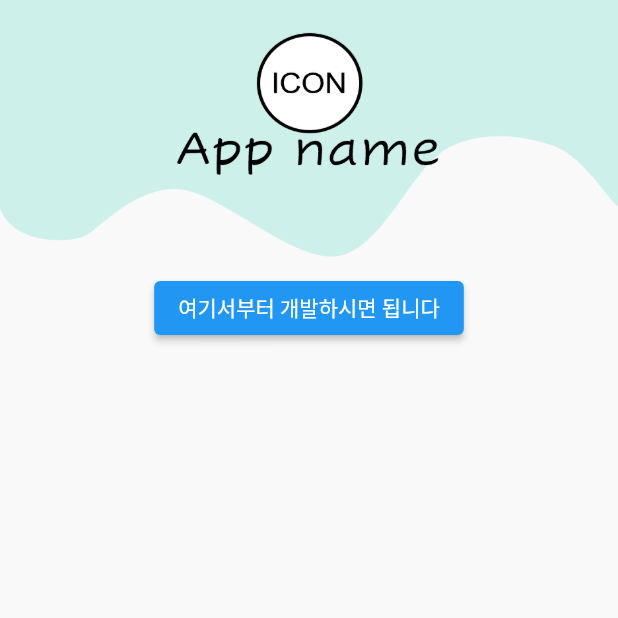
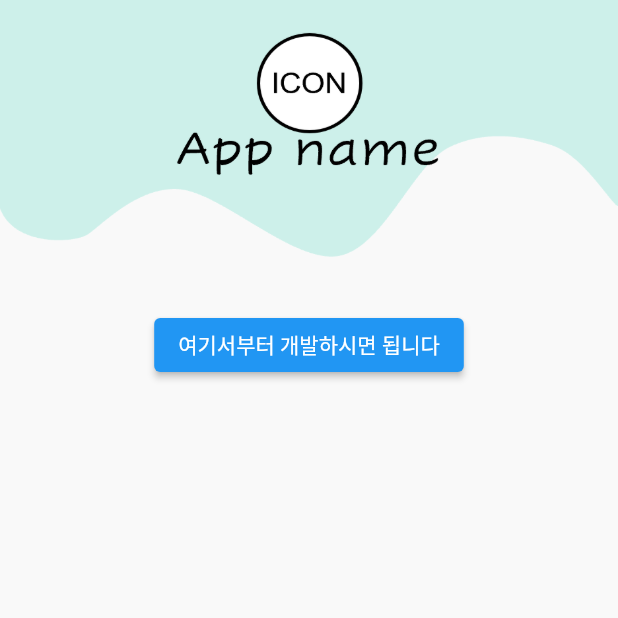
Before and after one commit to Google-DSC-SCH/first_side_project_app, a Flutter app: the TestPage screen opened directly, on a phone screen of 412 x 824 dp, the top half of it. Run offline on Flutter 3.47's test engine with Material 2 defaults, Android fonts, the phone set to English and light mode, and no system bars.

Commit message:
상태바 높이 띄우기

```diff
--- a/lib/ViewDaily.dart
+++ b/lib/ViewDaily.dart
@@ -8,6 +8,8 @@ class ViewDaily extends StatefulWidget{
 class _ViewDaily extends State<ViewDaily>{
   @override
   Widget build(BuildContext context) => Container(
+    // 상태바 높이만큼 띄우기
+    margin: EdgeInsets.only(top: MediaQuery.of(context).padding.top),
     // 배경 이미지 적용
     decoration: BoxDecoration(
         image: DecorationImage(
@@ -20,9 +22,9 @@ class _ViewDaily extends State<ViewDaily>{
       body: Column(
         mainAxisAlignment: MainAxisAlignment.end,
         children: [
-          // 세로 화면의 22% 비율부터 시작
+          // 세로 화면의 25% 비율부터 시작
           Container(
-            height: MediaQuery.of(context).size.height * 78 / 100,
+            height: MediaQuery.of(context).size.height * 75 / 100,
             width: MediaQuery.of(context).size.width,
             child: Column(
               children: [
--- a/lib/testPage.dart
+++ b/lib/testPage.dart
@@ -4,6 +4,8 @@ import 'package:flutter/material.dart';
 class TestPage extends StatelessWidget{
   @override
   Widget build(BuildContext context) => Container(
+    // 상태바 높이만큼 띄우기
+    margin: EdgeInsets.only(top: MediaQuery.of(context).padding.top),
     // 배경 이미지 적용
     decoration: BoxDecoration(
         image: DecorationImage(
@@ -16,9 +18,9 @@ class TestPage extends StatelessWidget{
         body: Column(
           mainAxisAlignment: MainAxisAlignment.end,
           children: [
-            // 세로 화면의 22% 비율부터 시작
+            // 세로 화면의 25% 비율부터 시작
             Container(
-              height: MediaQuery.of(context).size.height * 78 / 100,
+              height: MediaQuery.of(context).size.height * 75 / 100,
               width: MediaQuery.of(context).size.width,
               child: Column(
                 children: [
```
